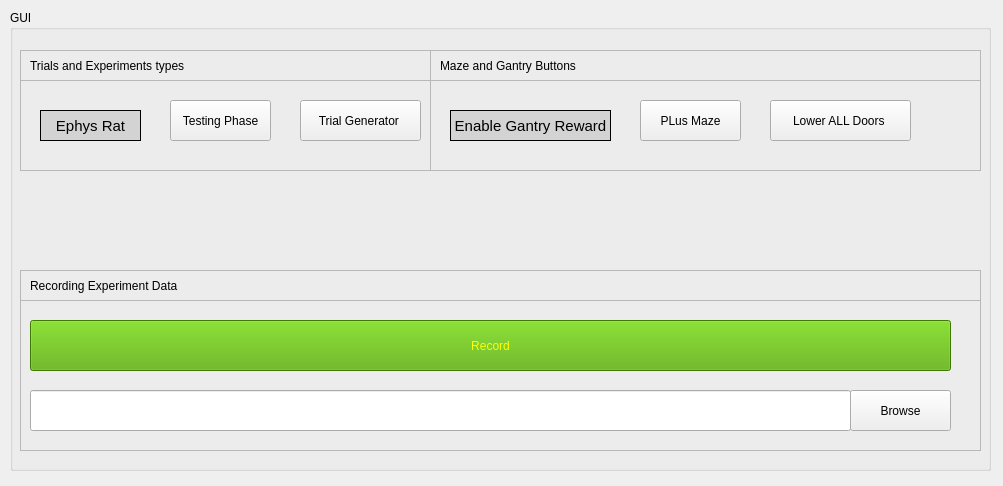
Qt form src/omniroute_operation/src/rule_based_experiment/rule_based_experiment_interface.ui (NC4Lab/omniroute_ubuntu_ws) before a commit.
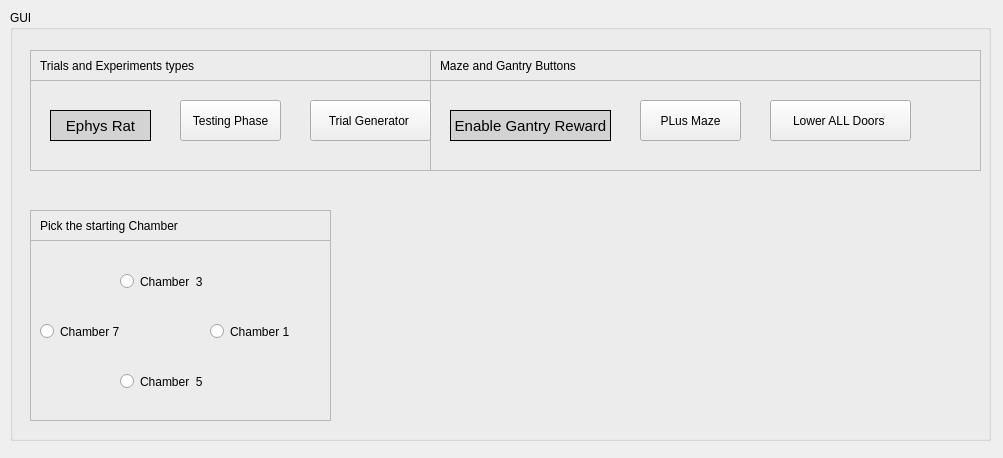
The same form after that commit.

Commit message: moving starting chambers away from experiment controller

Patch:
```diff
--- a/src/omniroute_operation/src/rule_based_experiment/rule_based_experiment_interface.ui
+++ b/src/omniroute_operation/src/rule_based_experiment/rule_based_experiment_interface.ui
@@ -7,7 +7,7 @@
     <x>0</x>
     <y>0</y>
     <width>1003</width>
-    <height>486</height>
+    <height>458</height>
    </rect>
   </property>
   <property name="windowTitle">
@@ -19,71 +19,12 @@
      <x>10</x>
      <y>10</y>
      <width>981</width>
-     <height>461</height>
+     <height>431</height>
     </rect>
    </property>
    <property name="title">
     <string>GUI</string>
    </property>
-   <widget class="QFrame" name="frame_6">
-    <property name="geometry">
-     <rect>
-      <x>10</x>
-      <y>290</y>
-      <width>961</width>
-      <height>151</height>
-     </rect>
-    </property>
-    <property name="frameShape">
-     <enum>QFrame::StyledPanel</enum>
-    </property>
-    <property name="frameShadow">
-     <enum>QFrame::Raised</enum>
-    </property>
-    <widget class="QPushButton" name="browseBtn_2">
-     <property name="geometry">
-      <rect>
-       <x>830</x>
-       <y>90</y>
-       <width>101</width>
-       <height>41</height>
-      </rect>
-     </property>
-     <property name="text">
-      <string>Browse</string>
-     </property>
-    </widget>
-    <widget class="QPushButton" name="recordBtn">
-     <property name="enabled">
-      <bool>true</bool>
-     </property>
-     <property name="geometry">
-      <rect>
-       <x>10</x>
-       <y>20</y>
-       <width>921</width>
-       <height>51</height>
-      </rect>
-     </property>
-     <property name="styleSheet">
-      <string notr="true">background-color: rgb(85, 170, 0);
-color: rgb(255, 255, 0);</string>
-     </property>
-     <property name="text">
-      <string>Record</string>
-     </property>
-    </widget>
-    <widget class="QLineEdit" name="recordDataDir">
-     <property name="geometry">
-      <rect>
-       <x>10</x>
-       <y>90</y>
-       <width>821</width>
-       <height>41</height>
-      </rect>
-     </property>
-    </widget>
-   </widget>
    <widget class="QFrame" name="frame_7">
     <property name="geometry">
      <rect>
@@ -183,41 +124,12 @@
      <enum>QFrame::Raised</enum>
     </property>
    </widget>
-   <widget class="QFrame" name="frame_11">
-    <property name="geometry">
-     <rect>
-      <x>10</x>
-      <y>260</y>
-      <width>961</width>
-      <height>31</height>
-     </rect>
-    </property>
-    <property name="frameShape">
-     <enum>QFrame::StyledPanel</enum>
-    </property>
-    <property name="frameShadow">
-     <enum>QFrame::Raised</enum>
-    </property>
-    <widget class="QLabel" name="label_5">
-     <property name="geometry">
-      <rect>
-       <x>10</x>
-       <y>0</y>
-       <width>701</width>
-       <height>31</height>
-      </rect>
-     </property>
-     <property name="text">
-      <string>Recording Experiment Data</string>
-     </property>
-    </widget>
-   </widget>
    <widget class="QFrame" name="frame_12">
     <property name="geometry">
      <rect>
-      <x>10</x>
+      <x>20</x>
       <y>70</y>
-      <width>411</width>
+      <width>401</width>
       <height>91</height>
      </rect>
     </property>
@@ -298,9 +210,9 @@
    <widget class="QFrame" name="frame_13">
     <property name="geometry">
      <rect>
-      <x>10</x>
+      <x>20</x>
       <y>40</y>
-      <width>411</width>
+      <width>401</width>
       <height>31</height>
      </rect>
     </property>
@@ -337,13 +249,103 @@
      <string>Maze and Gantry Buttons</string>
     </property>
    </widget>
-   <zorder>frame_7</zorder>
-   <zorder>frame_6</zorder>
-   <zorder>frame_8</zorder>
-   <zorder>frame_11</zorder>
-   <zorder>frame_12</zorder>
-   <zorder>frame_13</zorder>
-   <zorder>label_6</zorder>
+   <widget class="QFrame" name="frame_5">
+    <property name="geometry">
+     <rect>
+      <x>20</x>
+      <y>230</y>
+      <width>301</width>
+      <height>181</height>
+     </rect>
+    </property>
+    <property name="frameShape">
+     <enum>QFrame::StyledPanel</enum>
+    </property>
+    <property name="frameShadow">
+     <enum>QFrame::Raised</enum>
+    </property>
+    <widget class="QRadioButton" name="chamberOneBtn">
+     <property name="geometry">
+      <rect>
+       <x>180</x>
+       <y>80</y>
+       <width>112</width>
+       <height>23</height>
+      </rect>
+     </property>
+     <property name="text">
+      <string>Chamber 1 </string>
+     </property>
+    </widget>
+    <widget class="QRadioButton" name="chamberThreeBtn">
+     <property name="geometry">
+      <rect>
+       <x>90</x>
+       <y>30</y>
+       <width>112</width>
+       <height>23</height>
+      </rect>
+     </property>
+     <property name="text">
+      <string>Chamber  3 </string>
+     </property>
+    </widget>
+    <widget class="QRadioButton" name="chamberSevenBtn">
+     <property name="geometry">
+      <rect>
+       <x>10</x>
+       <y>80</y>
+       <width>112</width>
+       <height>23</height>
+      </rect>
+     </property>
+     <property name="text">
+      <string>Chamber 7 </string>
+     </property>
+    </widget>
+    <widget class="QRadioButton" name="chamberFiveBtn">
+     <property name="geometry">
+      <rect>
+       <x>90</x>
+       <y>130</y>
+       <width>151</width>
+       <height>23</height>
+      </rect>
+     </property>
+     <property name="text">
+      <string>Chamber  5 </string>
+     </property>
+    </widget>
+   </widget>
+   <widget class="QFrame" name="frame_2">
+    <property name="geometry">
+     <rect>
+      <x>20</x>
+      <y>200</y>
+      <width>301</width>
+      <height>31</height>
+     </rect>
+    </property>
+    <property name="frameShape">
+     <enum>QFrame::StyledPanel</enum>
+    </property>
+    <property name="frameShadow">
+     <enum>QFrame::Raised</enum>
+    </property>
+    <widget class="QLabel" name="label_2">
+     <property name="geometry">
+      <rect>
+       <x>10</x>
+       <y>0</y>
+       <width>271</width>
+       <height>31</height>
+      </rect>
+     </property>
+     <property name="text">
+      <string>Pick the starting Chamber</string>
+     </property>
+    </widget>
+   </widget>
   </widget>
  </widget>
  <resources/>
```
The commit also changes 5 other files.
